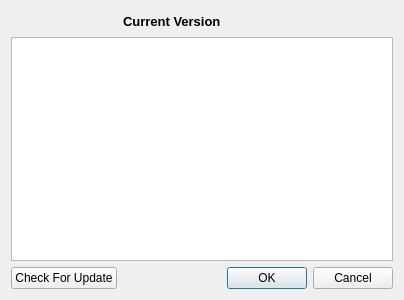
This is HsmMan/about_dlg.ui in jykim74/CryptokiMan as Qt 5 draws it before an edit. The edited form follows.
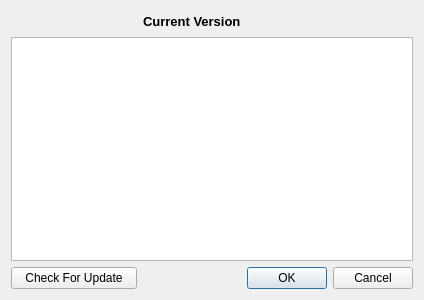
This is the edited form.

```diff
--- a/HsmMan/about_dlg.ui
+++ b/HsmMan/about_dlg.ui
@@ -6,7 +6,7 @@
    <rect>
     <x>0</x>
     <y>0</y>
-    <width>400</width>
+    <width>424</width>
     <height>300</height>
    </rect>
   </property>
```
Left out of the diff: 2 changed lines with no effect on the pictures.
